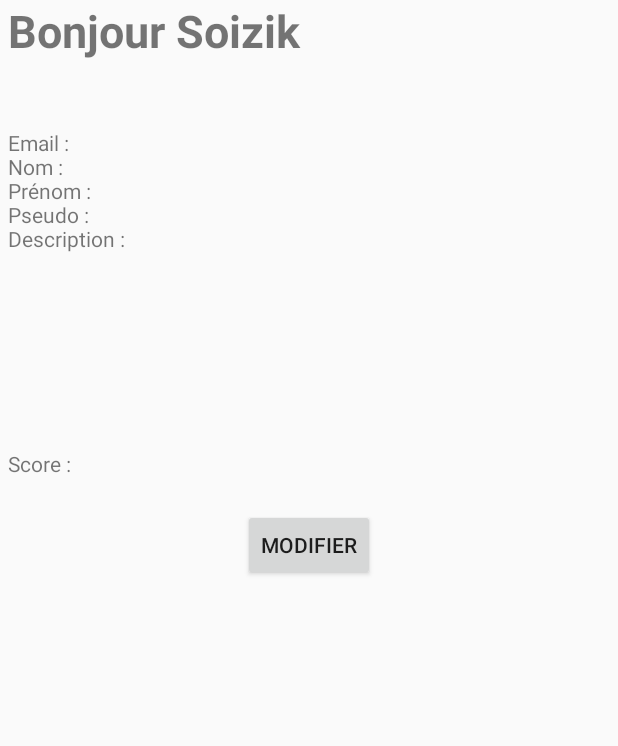
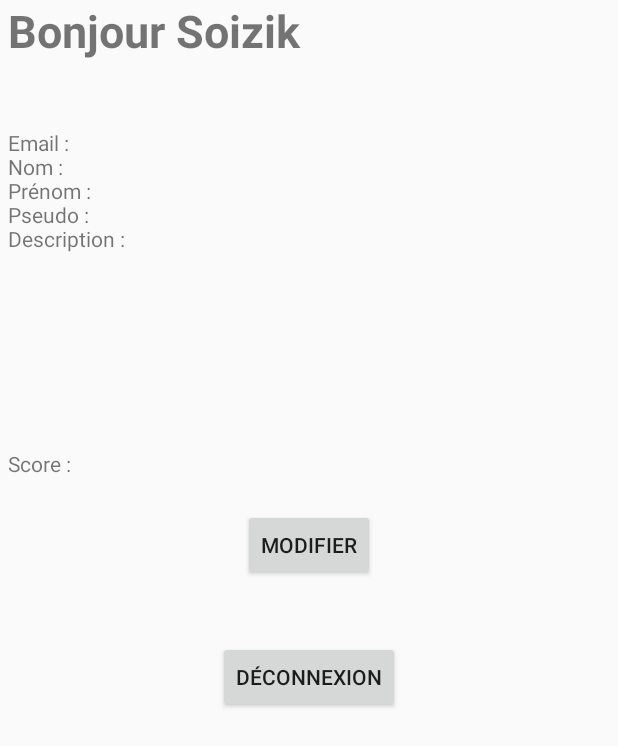
Before and after one commit to ThomasDspl/Projet-M1-TNSI, an Android app: the layout fragment_compte2.xml on its own in the app's theme, with its tools: preview values and no code run, on a phone screen of 412 x 824 dp. Shown: the top 746 px of the screen. Run offline under Robolectric (Android 15) with nearby library versions, the phone set to English and light mode, and no system bars.

Commit message:
Bouton déconnexion

```diff
--- a/AppMobile/app/src/main/java/com/example/appmobile/PhotoFragment.java
+++ b/AppMobile/app/src/main/java/com/example/appmobile/PhotoFragment.java
@@ -51,7 +51,7 @@ public class PhotoFragment extends Fragment {
 
         View inflatedView = null;
         if(SaveSharedPreference.getUserName(getActivity().getBaseContext()).length() == 0) {
-            inflatedView = inflater.inflate(R.layout.fragment_photo2, container, false);
+            inflatedView = inflater.inflate(R.layout.fragment_photo, container, false);
         }
         else {
             inflatedView = inflater.inflate(R.layout.fragment_photo2, container, false);
--- a/AppMobile/app/src/main/res/layout/fragment_compte2.xml
+++ b/AppMobile/app/src/main/res/layout/fragment_compte2.xml
@@ -43,7 +43,7 @@
 
 
     <Button
-        android:id="@+id/btn_moddifier"
+        android:id="@+id/btn_modifier"
         android:layout_centerHorizontal="true"
         android:layout_width="wrap_content"
         android:layout_height="wrap_content"
@@ -51,6 +51,15 @@
         android:layout_below="@+id/description"
         android:layout_marginTop="40dp"
         />
+    <Button
+        android:id="@+id/btn_deconnexion"
+        android:layout_centerHorizontal="true"
+        android:layout_width="wrap_content"
+        android:layout_height="wrap_content"
+        android:text="Déconnexion"
+        android:layout_below="@+id/btn_modifier"
+        android:layout_marginTop="40dp"
+        />
 
 
 
```
Also changed, not shown: AppMobile/app/src/main/res/layout/fragment_photo2.xml (+9 -5 lines).
